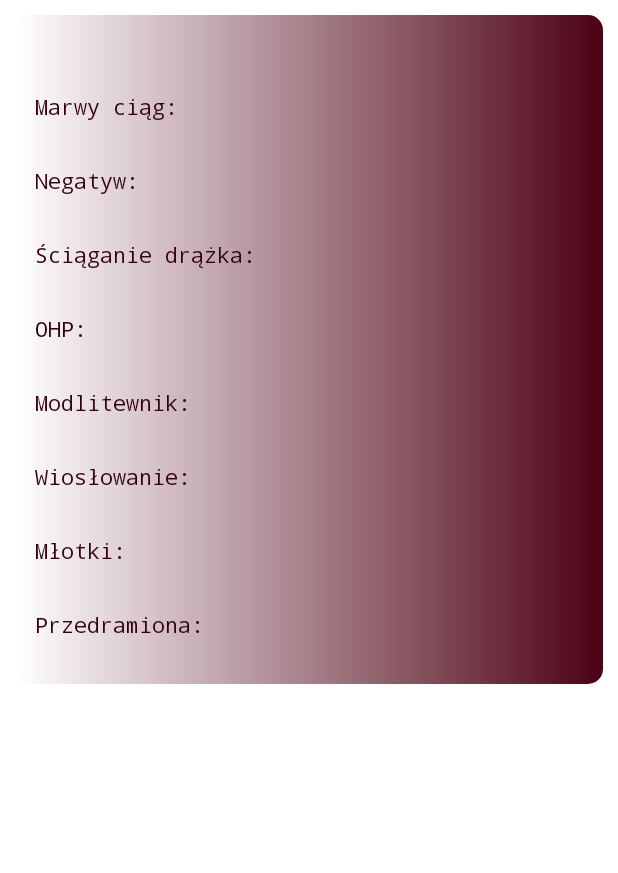
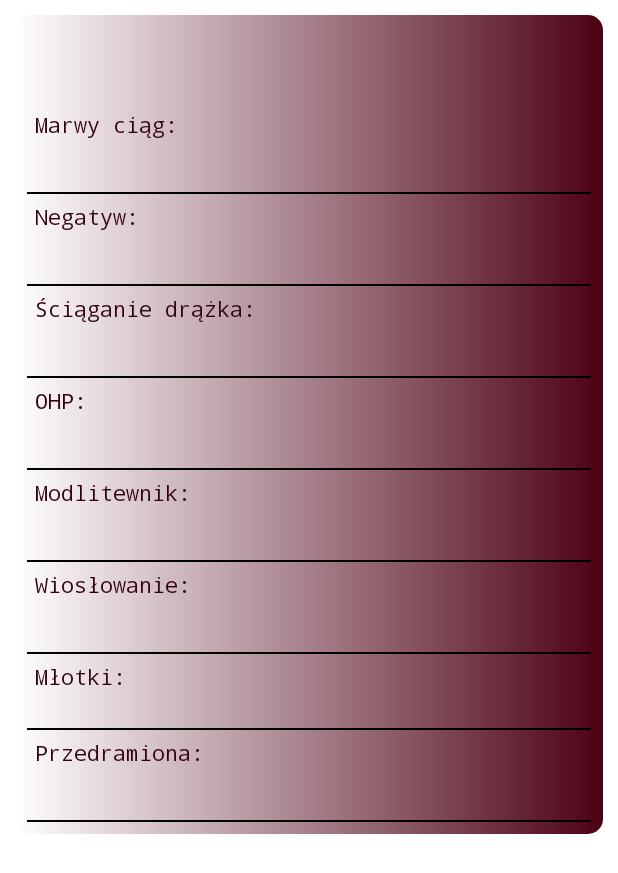
Before and after one commit to Funiek/systemy-mobilne-projekt, an Android app: the layout recycler_row.xml on its own in the app's theme, with its tools: preview values and no code run, on a phone screen of 412 x 824 dp. Shown: the top 873 px of the screen. Run offline under Robolectric (Android 15) with nearby library versions, the phone set to English and light mode, and no system bars.

Commit message:
stylizacja historii

```diff
--- a/app/src/main/res/layout/activity_pull.xml
+++ b/app/src/main/res/layout/activity_pull.xml
@@ -671,6 +671,7 @@
         android:id="@+id/pullListButton"
         android:layout_width="match_parent"
         android:layout_height="wrap_content"
-        android:text="Lista zrobionych ćwiczeń" />
+        android:text="Historia treningów"
+        android:layout_margin="10dp"/>
 
 </LinearLayout>
--- a/app/src/main/res/layout/activity_run_data.xml
+++ b/app/src/main/res/layout/activity_run_data.xml
@@ -310,7 +310,12 @@
 
 
             </LinearLayout>
-
+            <LinearLayout
+                android:layout_width="fill_parent"
+                android:layout_height="wrap_content"
+                android:layout_marginTop="90.0dp"
+                android:orientation="vertical">
+            </LinearLayout>
 
         </LinearLayout>
 
--- a/app/src/main/res/layout/recycler_row.xml
+++ b/app/src/main/res/layout/recycler_row.xml
@@ -11,7 +11,7 @@
 
     <LinearLayout
         android:layout_width="fill_parent"
-        android:layout_height="430.0dp"
+        android:layout_height="wrap_content"
         android:layout_gravity="center"
         android:gravity="center"
         android:orientation="horizontal"
@@ -28,11 +28,12 @@
                 android:layout_width="wrap_content"
                 android:layout_height="wrap_content"
                 android:fontFamily="monospace"
-                android:padding="5.0dp"
+                android:layout_gravity="center"
+                android:layout_marginBottom="15dp"
                 android:text=""
                 android:textColor="@color/purple_500"
-                android:textSize="20.0dp"
-                android:textStyle="bold"/>
+                android:textSize="25.0dp"
+                android:textStyle="bold|italic"/>
 
             <LinearLayout
                 android:layout_width="fill_parent"
@@ -53,8 +54,15 @@
                 android:id="@+id/tvPullMartwy"
                 android:textColor="@color/purple_500"
                 android:layout_width="fill_parent"
-                android:layout_height="wrap_content">
+                android:layout_height="wrap_content"
+                android:layout_margin="5dp">
             </TextView>
+            <TableRow
+                android:layout_width="fill_parent"
+                android:layout_height="1.0dp"
+                android:background="@color/black">
+
+            </TableRow>
 
             <LinearLayout
                 android:layout_width="fill_parent"
@@ -75,8 +83,15 @@
                 android:id="@+id/tvPullNegatyw"
                 android:textColor="@color/purple_500"
                 android:layout_width="fill_parent"
-                android:layout_height="wrap_content">
+                android:layout_height="wrap_content"
+                android:layout_margin="5dp">
             </TextView>
+            <TableRow
+                android:layout_width="fill_parent"
+                android:layout_height="1.0dp"
+                android:background="@color/black">
+
+            </TableRow>
 
             <LinearLayout
                 android:layout_width="fill_parent"
@@ -97,9 +112,15 @@
                 android:id="@+id/tvPullSciaganieDrazka"
                 android:textColor="@color/purple_500"
                 android:layout_width="fill_parent"
-                android:layout_height="wrap_content">
+                android:layout_height="wrap_content"
+                android:layout_margin="5dp">
             </TextView>
+            <TableRow
+                android:layout_width="fill_parent"
+                android:layout_height="1.0dp"
+                android:background="@color/black">
 
+            </TableRow>
             <LinearLayout
                 android:layout_width="fill_parent"
                 android:layout_height="wrap_content"
@@ -119,9 +140,15 @@
                 android:id="@+id/tvPullOHP"
                 android:textColor="@color/purple_500"
                 android:layout_width="fill_parent"
-                android:layout_height="wrap_content">
+                android:layout_height="wrap_content"
+                android:layout_margin="5dp">
             </TextView>
+            <TableRow
+                android:layout_width="fill_parent"
+                android:layout_height="1.0dp"
+                android:background="@color/black">
 
+            </TableRow>
             <LinearLayout
                 android:layout_width="fill_parent"
                 android:layout_height="wrap_content"
@@ -141,8 +168,15 @@
                 android:id="@+id/tvPullModlitewnik"
                 android:textColor="@color/purple_500"
                 android:layout_width="fill_parent"
-                android:layout_height="wrap_content">
+                android:layout_height="wrap_content"
+                android:layout_margin="5dp">
             </TextView>
+            <TableRow
+                android:layout_width="fill_parent"
+                android:layout_height="1.0dp"
+                android:background="@color/black">
+
+            </TableRow>
             <LinearLayout
                 android:layout_width="fill_parent"
                 android:layout_height="wrap_content"
@@ -162,8 +196,15 @@
                 android:id="@+id/tvPullWioslowanie"
                 android:textColor="@color/purple_500"
                 android:layout_width="fill_parent"
-                android:layout_height="wrap_content">
+                android:layout_height="wrap_content"
+                android:layout_margin="5dp">
             </TextView>
+            <TableRow
+                android:layout_width="fill_parent"
+                android:layout_height="1.0dp"
+                android:background="@color/black">
+
+            </TableRow>
             <LinearLayout
                 android:layout_width="fill_parent"
                 android:layout_height="wrap_content"
@@ -185,6 +226,12 @@
                 android:layout_width="fill_parent"
                 android:layout_height="wrap_content">
             </TextView>
+            <TableRow
+                android:layout_width="fill_parent"
+                android:layout_height="1.0dp"
+                android:background="@color/black">
+
+            </TableRow>
             <LinearLayout
                 android:layout_width="fill_parent"
                 android:layout_height="wrap_content"
@@ -204,8 +251,15 @@
                 android:id="@+id/tvPullPrzedramiona"
                 android:textColor="@color/purple_500"
                 android:layout_width="fill_parent"
-                android:layout_height="wrap_content">
+                android:layout_height="wrap_content"
+                android:layout_margin="5dp">
             </TextView>
+            <TableRow
+                android:layout_width="fill_parent"
+                android:layout_height="1.0dp"
+                android:background="@color/black">
+
+            </TableRow>
         </LinearLayout>
     </LinearLayout>
 
```
